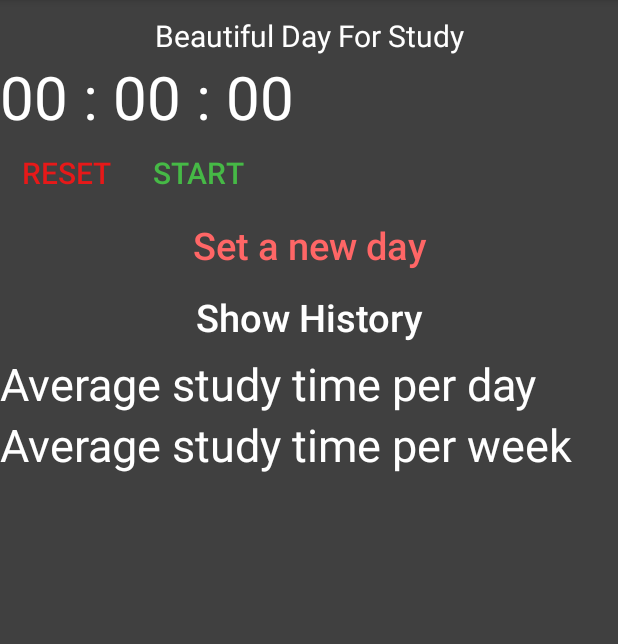
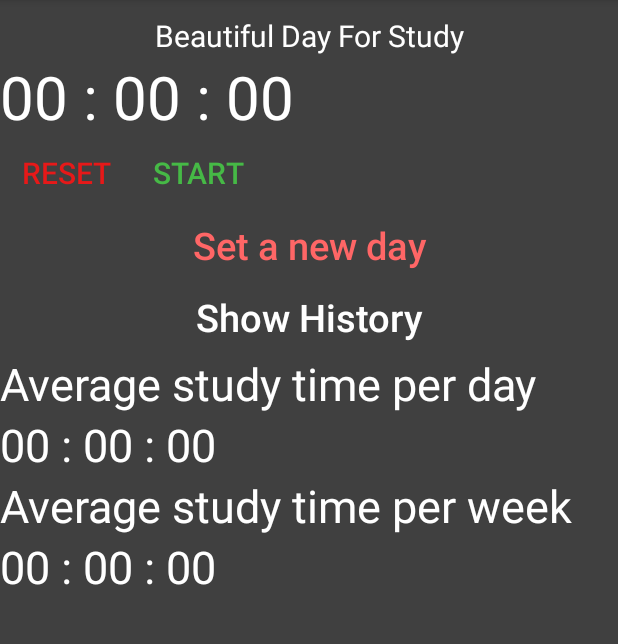
Before and after one commit to de2rick/StudyTimer, an Android app: the screen it shows after launch (MainActivity), on a phone screen of 412 x 824 dp, the part 84-728 px from its top. Run offline under Robolectric (Android 15) with nearby library versions, the phone set to English and light mode, and no system bars.

Commit message:
some main change

```diff
--- a/StudyTimer/app/src/main/res/layout/activity_history.xml
+++ b/StudyTimer/app/src/main/res/layout/activity_history.xml
@@ -11,6 +11,7 @@
     android:textAllCaps="false"
     android:gravity="center"
     android:textSize="20sp"
+    android:textColor="@color/blue"
     />
 
 
--- a/StudyTimer/app/src/main/res/layout/activity_main.xml
+++ b/StudyTimer/app/src/main/res/layout/activity_main.xml
@@ -74,7 +74,7 @@
         android:layout_below="@+id/uoatitle"
         />
     <TextView
-        android:id="@+id/perday"
+        android:id="@+id/daytext"
         android:layout_width="wrap_content"
         android:layout_height="wrap_content"
         android:text="Average study time per day"
@@ -83,7 +83,16 @@
         android:layout_below="@+id/uoahistory"
         />
     <TextView
-        android:id="@+id/perweek"
+        android:id="@+id/perday"
+        android:layout_width="wrap_content"
+        android:layout_height="wrap_content"
+        android:text="00 : 00 : 00"
+        android:textColor="@color/white"
+        android:textSize="30sp"
+        android:layout_below="@+id/daytext"
+        />
+    <TextView
+        android:id="@+id/weektext"
         android:layout_width="wrap_content"
         android:layout_height="wrap_content"
         android:text="Average study time per week"
@@ -91,6 +100,15 @@
         android:textSize="30sp"
         android:layout_below="@+id/perday"
         />
+    <TextView
+        android:id="@+id/perweek"
+        android:layout_width="wrap_content"
+        android:layout_height="wrap_content"
+        android:text="00 : 00 : 00"
+        android:textColor="@color/white"
+        android:textSize="30sp"
+        android:layout_below="@+id/weektext"
+        />
 
 
 </RelativeLayout>
--- a/StudyTimer/app/src/main/res/values/colors.xml
+++ b/StudyTimer/app/src/main/res/values/colors.xml
@@ -9,4 +9,5 @@
     <color name="green">#46b946</color>
     <color name="white">#ffffff</color>
     <color name="orange">#ff6666</color>
+    <color name="blue">#6666ff</color>
 </resources>
```
